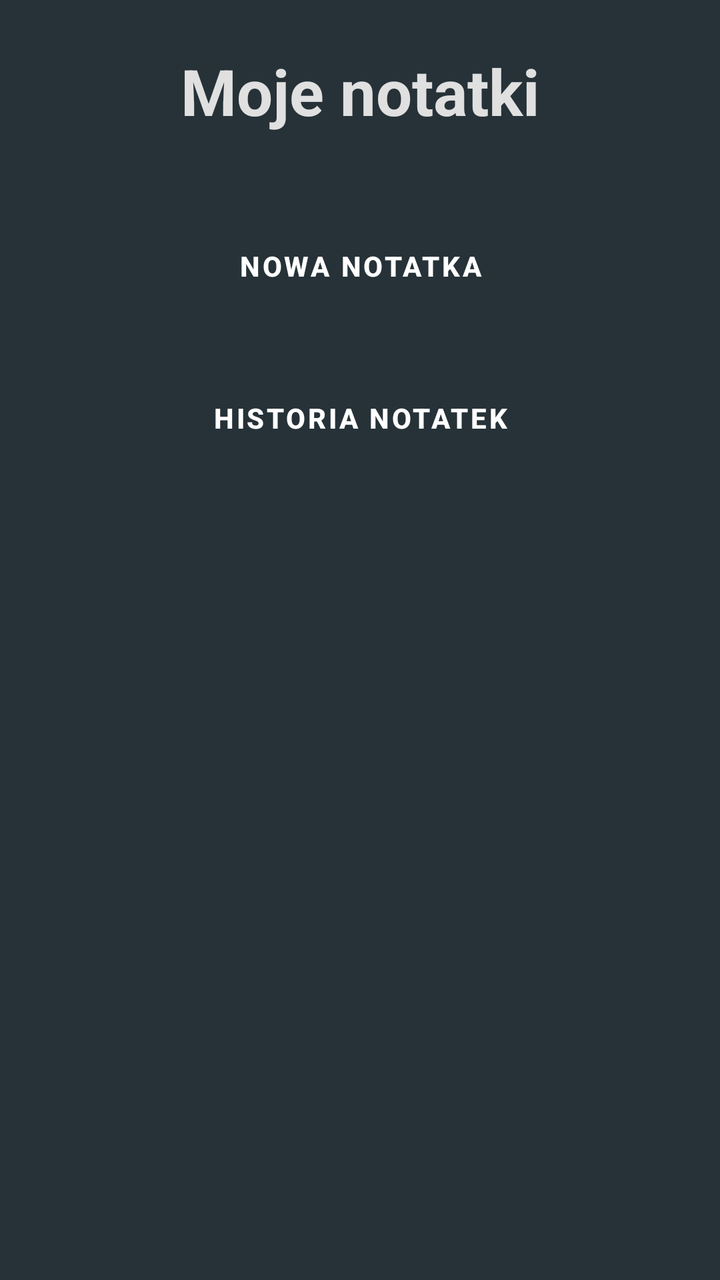
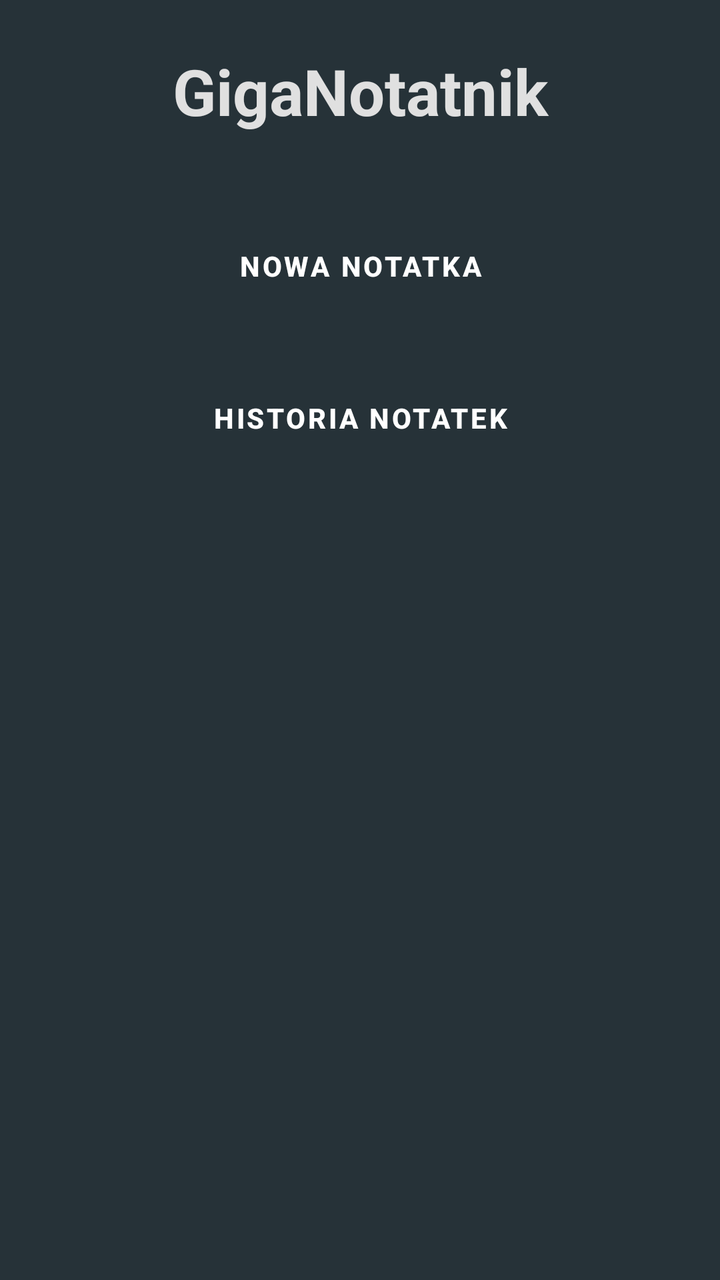

The first picture is an Android layout as it rendered before a commit; the second is the same layout after the commit. The layout source and the unified diff follow.
<!-- AndroidManifest.xml: activity theme Theme.GigaNotatnik -->
<!-- res/layout/activity_main.xml -->
<LinearLayout xmlns:android="http://schemas.android.com/apk/res/android"
    android:layout_width="match_parent"
    android:layout_height="match_parent"
    android:background="#263238"
    android:orientation="vertical"
    android:padding="24dp">

    <TextView
        android:layout_width="match_parent"
        android:layout_height="wrap_content"
        android:layout_marginBottom="30dp"
        android:gravity="center"
        android:text="@string/app_title"
        android:textColor="@color/background_light"
        android:textSize="32sp"
        android:textStyle="bold" />

    <Button
        android:id="@+id/btnGoToCreate"
        style="@style/AppButton"
        android:layout_marginBottom="16dp"
        android:text="@string/new_note" />

    <Button
        android:id="@+id/btnGoToHistory"
        style="@style/AppButton"
        android:text="@string/note_history" />
</LinearLayout>
<!-- resources referenced by this layout -->
<resources>
  <color name="background_light">#E0E0E0</color>
  <string name="app_title">Moje notatki</string>
  <string name="new_note">Nowa notatka</string>
  <string name="note_history">Historia notatek</string>
  <style name="AppButton" parent="Widget.MaterialComponents.Button">
          <item name="android:layout_width">match_parent</item>
          <item name="android:layout_height">wrap_content</item>
          <item name="android:layout_marginTop">12dp</item>
          <item name="android:background">@drawable/button_background</item>
          <item name="android:textColor">?attr/colorOnPrimary</item>
          <item name="android:textStyle">bold</item>
          <item name="android:elevation">2dp</item>
      </style>
  <style name="Theme.GigaNotatnik" parent="Theme.Material3.Light.NoActionBar">
          <item name="android:windowBackground">@color/background_light</item>
          <item name="colorPrimary">@color/primary_light</item>
          <item name="colorSecondary">@color/primary_teal_light</item>
          <item name="colorOnPrimary">@color/text_on_button_light</item>
          <item name="colorSurface">@color/surface_light</item>
          <item name="colorOnSurface">@color/text_primary_light</item>
      </style>
  <!-- drawable button_background (drawable) -->
  <?xml version="1.0" encoding="utf-8"?>
  <selector xmlns:android="http://schemas.android.com/apk/res/android">
      <shape xmlns:android="http://schemas.android.com/apk/res/android"
          android:shape="rectangle">
          <solid android:color="@color/primary_mint_light"/>
          <corners android:radius="12dp"/>
          <padding android:left="16dp" android:top="8dp"
              android:right="16dp" android:bottom="8dp"/>
      </shape>
  
  
  </selector>
  <color name="primary_light">#3A7F74</color>
  <color name="primary_teal_light">#2F6F63</color>
  <color name="text_on_button_light">#FFFFFF</color>
  <color name="surface_light">#D6D6D6</color>
  <color name="text_primary_light">#111111</color>
  <color name="primary_mint_light">#5FA88C</color>
</resources>

<!-- the commit's change to res/layout/activity_main.xml (unified diff, before → after) -->
@@ -10,7 +10,7 @@
         android:layout_height="wrap_content"
         android:layout_marginBottom="30dp"
         android:gravity="center"
-        android:text="@string/app_title"
+        android:text="@string/app_name"
         android:textColor="@color/background_light"
         android:textSize="32sp"
         android:textStyle="bold" />
<!-- resource entries referenced after the edit -->
@@ -1,7 +1,7 @@
 <!-- resources referenced by this layout -->
 <resources>
   <color name="background_light">#E0E0E0</color>
-  <string name="app_title">Moje notatki</string>
+  <string name="app_name">GigaNotatnik</string>
   <string name="new_note">Nowa notatka</string>
   <string name="note_history">Historia notatek</string>
   <style name="AppButton" parent="Widget.MaterialComponents.Button">
